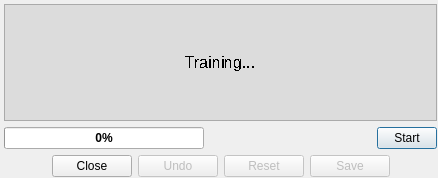
Above: ui/windows/training.ui from GunioRobot/speechcontrol before the change. Below: the same form after it.
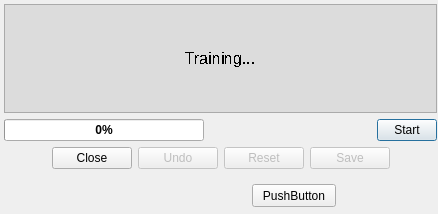
That is the form after the change.

The edit to the form file:
```diff
--- a/ui/windows/training.ui
+++ b/ui/windows/training.ui
@@ -11,7 +11,7 @@
     <x>0</x>
     <y>0</y>
     <width>438</width>
-    <height>178</height>
+    <height>214</height>
    </rect>
   </property>
   <property name="windowTitle">
@@ -26,7 +26,7 @@
      <x>4</x>
      <y>4</y>
      <width>433</width>
-     <height>173</height>
+     <height>165</height>
     </rect>
    </property>
    <layout class="QGridLayout" name="gridLayout">
@@ -243,6 +243,19 @@
     </item>
    </layout>
   </widget>
+  <widget class="QPushButton" name="pushButton_2">
+   <property name="geometry">
+    <rect>
+     <x>252</x>
+     <y>184</y>
+     <width>84</width>
+     <height>23</height>
+    </rect>
+   </property>
+   <property name="text">
+    <string>PushButton</string>
+   </property>
+  </widget>
  </widget>
  <resources/>
  <connections/>
```
